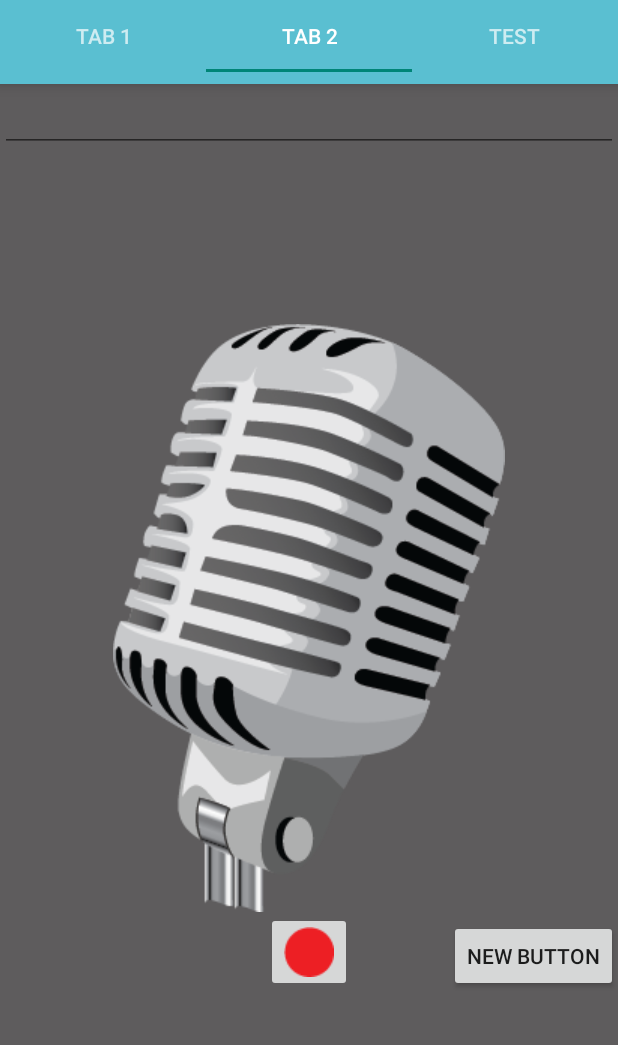
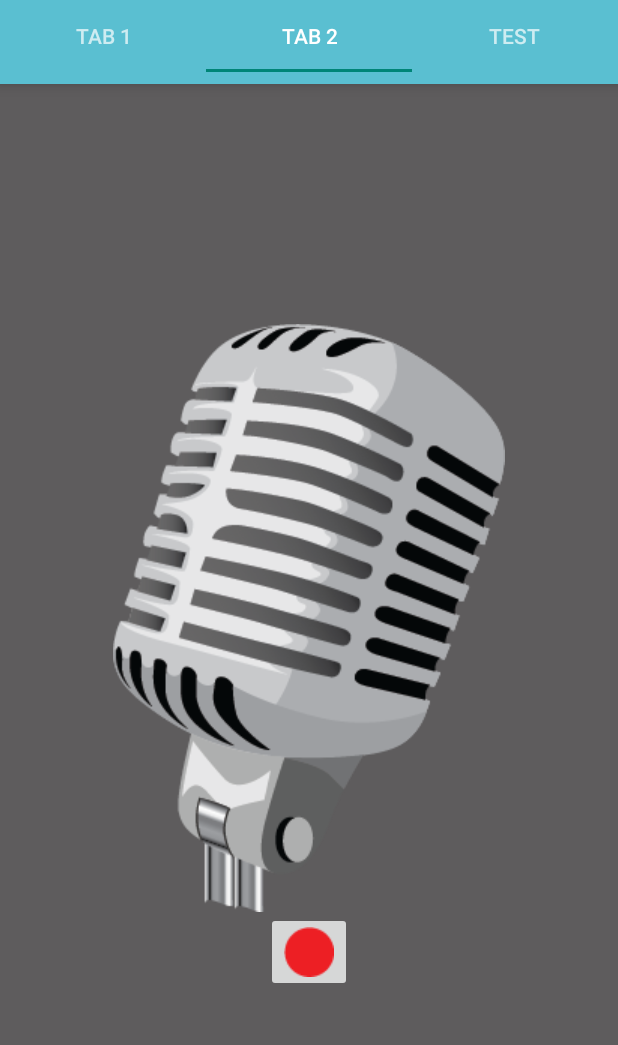
Before and after one commit to Zeeblur/Coursework-MobileAppDev, an Android app: the screen it shows after launch (TabSwitcher), tab 2 chosen, on a phone screen of 412 x 824 dp, the part 84-1129 px from its top. Run offline under Robolectric (Android 15) with nearby library versions, the phone set to English and light mode, and no system bars.

Commit message:
Fixed exception handling. Fixed dialog prompt staying open, renames file if valid and sends broadcast to add to phone's media database.

```diff
--- a/InputAudio/app/src/main/java/com/example/zoeoeh/inputaudio/Recorder.java
+++ b/InputAudio/app/src/main/java/com/example/zoeoeh/inputaudio/Recorder.java
@@ -1,14 +1,19 @@
 package com.example.zoeoeh.inputaudio;
 
+import android.content.ContentResolver;
+import android.content.ContentValues;
 import android.content.DialogInterface;
 import android.content.Intent;
 import android.media.MediaRecorder;
+import android.net.Uri;
 import android.os.Environment;
+import android.provider.MediaStore;
 import android.support.v4.app.Fragment;
 import android.support.v7.app.AlertDialog;
 import android.support.v7.app.AppCompatActivity;
 import android.os.Bundle;
 import android.support.v7.widget.Toolbar;
+import android.util.Log;
 import android.view.LayoutInflater;
 import android.view.Menu;
 import android.view.View;
@@ -19,48 +24,45 @@ import android.widget.ImageButton;
 import android.widget.Toast;
 
 import java.io.File;
+import java.io.IOException;
 import java.util.List;
 
-// import AudioRecord
-//import android.media.AudioRecord;
-
-// extends appCompat to allow for toolbar support
 public class Recorder extends Fragment {
 
-    MediaRecorder recorder;
-    ImageButton recBtn;
-    EditText result;
+    private static final String TAG = "Recorder";
 
-    String recDir = Environment.getExternalStorageDirectory().getAbsolutePath() + "/Android/Test/";
-    String fileExt = ".AAC";
+    private MediaRecorder recorder;
+    private ImageButton recBtn;
 
-    String tempName= "audio_recording";
+    private String recDir = Environment.getExternalStorageDirectory().getAbsolutePath() + "/Android/Test/";
+    private String fileExt = ".AAC";
 
-    String temporaryRecording = recDir + tempName;
-    int tempRecNameCount = 0;
+    private String tempName= "audio_recording";
 
-    File tempFile;
-    /**
-     *
-     File sdcard = Environment.getExternalStorageDirectory();
-     File from = new File(sdcard,"from.txt");
-     File to = new File(sdcard,"to.txt");
-     from.renameTo(to);
-     */
+    private String temporaryRecording = recDir + tempName;
+    private int tempRecNameCount = 0;
+
+    private File tempFile;
+
+    //TODO get count for temporary recording
 
     private void prepareRec()
     {
-
+        //TODO validate temporary file name
+        // instantiate new media recorder and set up sources/formats
         recorder = new MediaRecorder();
         recorder.setAudioSource(MediaRecorder.AudioSource.MIC);
         recorder.setOutputFormat(MediaRecorder.OutputFormat.AAC_ADTS);
         recorder.setAudioEncoder(MediaRecorder.AudioEncoder.AAC);
         recorder.setOutputFile(temporaryRecording);
 
+        // prepare throws two exceptions
         try {
             recorder.prepare();
-        } catch (Exception e) {
-            e.printStackTrace();
+        } catch (IOException e) {
+            Log.e(TAG, "prepare() failed" + e);
+        } catch (IllegalStateException e) {
+            Log.e(TAG, "prepare() called after start() before setOutputFormat()" + e);
         }
     }
 
@@ -77,16 +79,12 @@ public class Recorder extends Fragment {
     }
 
     @Override
-    //protected void onCreate(Bundle savedInstanceState) {
     public View onCreateView(LayoutInflater inflater, ViewGroup container,
                              Bundle savedInstanceState) {
-        //super.onCreate(savedInstanceState);
-        //setContentView(R.layout.activity_main);
+
         View myView = inflater.inflate(R.layout.activity_main, container, false);
 
         final boolean nameSet = false;
-
-        //final EditText nameField = (EditText)myView.findViewById(R.id.editText);
 
         recBtn = (ImageButton) myView.findViewById(R.id.recordBtn);
         recBtn.setOnClickListener(new View.OnClickListener() {
@@ -102,11 +100,13 @@ public class Recorder extends Fragment {
                     tempRecNameCount++;
                     temporaryRecording = recDir + tempName + tempRecNameCount + fileExt;
                     prepareRec();
+
+                    // throws exception if called before prepare()
                     try {
                         recorder.start();
-                    }catch(Exception e)
+                    }catch(IllegalStateException e)
                     {
-                        e.printStackTrace();
+                        Log.e(TAG, "start() failed: " +e);
                     }
 
                     Toast.makeText(getActivity(), "Started", Toast.LENGTH_SHORT).show();
@@ -117,20 +117,38 @@ public class Recorder extends Fragment {
                 }
                 else if (recorder != null)
                 {
-                    // stop btn
+                    // if recorder is not null this button becomes a stop button
+
+                    // stop() can throw two exceptions, if recorder is not initialised
+                    // if stop() is called before start()
                     try {
                         recorder.stop();
+                        Toast.makeText(getActivity(), "Stopped", Toast.LENGTH_SHORT).show();
+                    }
+                    catch (NullPointerException e)
+                    {
+                        Log.e(TAG, "Stop() - recorder is not initialised: " +e);
+                    }
+                    catch (IllegalStateException e)
+                    {
+                        Log.e(TAG, "stop() error: " +e);
+                    }
+
                     recorder.release(); // clear buffer
                     recorder = null;    // delete pointer
 
+                    // show dialog to ask for filename change or delete
+                    showDialog();
 
-                        Toast.makeText(getActivity(), "Stopped", Toast.LENGTH_SHORT).show();
                 }
-                    catch (Exception e)
-                    {
-                        e.printStackTrace();
+            }
+        });
+
+        return myView;
     }
 
+    public void showDialog()
+    {
         // get prompts.xml view
         LayoutInflater li = LayoutInflater.from(getActivity());
         View promptsView = li.inflate(R.layout.prompt_save, null);
@@ -148,142 +166,118 @@ public class Recorder extends Fragment {
         alertDialogBuilder
                 .setCancelable(false) // cannot cancel
 
-                                    // Positive button checks filename
                 .setPositiveButton("Save",
                         new DialogInterface.OnClickListener() {
+                            @Override
                             public void onClick(DialogInterface dialog, int id) {
-                                            // get user input and set it to result
-                                            // edit text
-                                            result.setText(userInput.getText());
+                                // Positive button checks filename
+                                // Overriden below
                             }
                         })
 
-                                    // Negative button deletes file and closes dialog
                 .setNegativeButton("Delete",
                         new DialogInterface.OnClickListener() {
                             public void onClick(DialogInterface dialog, int id) {
+                                // Negative button deletes file and closes dialog
+                                // overriden handler after dialog is shown
+                            }
+                        });
+
+        // create alert dialog
+        final AlertDialog alertDialog = alertDialogBuilder.create();
+
+        // show it
+        alertDialog.show();
+
+        //Override button handlers after show to stop from closing if title entered is invalid
+        alertDialog.getButton(AlertDialog.BUTTON_POSITIVE).setOnClickListener(new View.OnClickListener() {
+            @Override
+            public void onClick(View v)
+            {
+                // get user input and set it to result
+                // edit text
+                //TODO validate input and rename file
+                //TODO set database values and update
+                boolean valid = validateInputFileName(userInput.getText().toString());
+
+                if (valid)
+                {
+                    alertDialog.dismiss();
+                    insertFileIntoDatabase(userInput.getText().toString());
+                }
+            }
+        });
+
+        alertDialog.getButton(AlertDialog.BUTTON_NEGATIVE).setOnClickListener(new View.OnClickListener() {
+            @Override
+            public void onClick(View v) {
                 // close dialog
-                                            dialog.cancel();
+                alertDialog.cancel();
 
                 // delete file
                 boolean deleted = tempFile.delete();
             }
         });
-
-                    // create alert dialog
-                    AlertDialog alertDialog = alertDialogBuilder.create();
-
-                    // show it
-                    alertDialog.show();
+    }
 
 
+    public void insertFileIntoDatabase(String fileName)
+    {
+        // TODO database broadcast
+        File mySound = new File(recDir, fileName + fileExt);
+
+        // rename file
+        boolean rename = tempFile.renameTo(mySound);
+
+
+        // add recording to media database
+
+
+        ContentValues values = new ContentValues(4);
+        long current = System.currentTimeMillis();
+        values.put(MediaStore.Audio.Media.TITLE, fileName);
+        values.put(MediaStore.Audio.Media.DATE_ADDED, (int) (current / 1000));
+        values.put(MediaStore.Audio.Media.MIME_TYPE, "audio/AAC");
+        values.put(MediaStore.Audio.Media.DATA, mySound.getAbsolutePath());
+        ContentResolver contentResolver = getContext().getContentResolver();
+
+        Uri base = MediaStore.Audio.Media.EXTERNAL_CONTENT_URI;
+        Uri newUri = contentResolver.insert(base, values);
+
+        getContext().sendBroadcast(new Intent(Intent.ACTION_MEDIA_SCANNER_SCAN_FILE, newUri));
+        Toast.makeText(getContext(), "Added File " + newUri, Toast.LENGTH_LONG).show();
+
+        //TODO refresh pages!!??!?!!
+        //TODO add description and fix all showing
     }
-            }
-        });
 
-        // components from main.xml
-        Button button = (Button) myView.findViewById(R.id.buttonPrompt);
-        result = (EditText) myView.findViewById(R.id.editTextResult);
-
-        // add button listener
-        button.setOnClickListener(new View.OnClickListener() {
-
-            @Override
-            public void onClick(View arg0) {
-
-                // get prompts.xml view
-                LayoutInflater li = LayoutInflater.from(getActivity());
-                View promptsView = li.inflate(R.layout.prompt_save, null);
-
-                AlertDialog.Builder alertDialogBuilder = new AlertDialog.Builder(
-                        getActivity());
-
-                // set prompts.xml to alertdialog builder
-                alertDialogBuilder.setView(promptsView);
-
-                final EditText userInput = (EditText) promptsView
-                        .findViewById(R.id.editTextDialogUserInput);
-
-                // set dialog message
-                alertDialogBuilder
-                        .setCancelable(false) // cannot cancel
-
-                        // Positive button checks filename
-                        .setPositiveButton("Save",
-                                new DialogInterface.OnClickListener() {
-                                    public void onClick(DialogInterface dialog, int id) {
-                                        // get user input and set it to result
-                                        // edit text
-                                        result.setText(userInput.getText());
-                                    }
-                                })
-
-                        // Negative button deletes file and closes dialog
-                        .setNegativeButton("Delete",
-                                new DialogInterface.OnClickListener() {
-                                    public void onClick(DialogInterface dialog, int id) {
-                                        // close dialog
-                                        dialog.cancel();
-
-                                        // delete file
-                                        boolean deleted = tempFile.delete();
-                                    }
-                                });
-
-                // create alert dialog
-                AlertDialog alertDialog = alertDialogBuilder.create();
-
-                // show it
-                alertDialog.show();
-
-            }
-        });
-
-        return myView;
-    }
 
     public boolean validateInputFileName(String input)
     {
+        // TODO check for blank strings!!
+
         // check if existing file
         File file = new File(recDir + input + fileExt);
         if(file.exists())
         {
+            // filename must be unique therefore return false
+            Toast.makeText(getActivity(), "Filename is already in use.", Toast.LENGTH_SHORT).show(); // show toast
             return false;
+        }
+
+        // iterate through chars check if letter or digit, if any is not return false.
+        for (int i = 0; i < input.length(); ++i)
+        {
+            char x = input.charAt(i);
+            if (!Character.isLetterOrDigit(x))  // if not digit or letter valid = false break
+            {
+                Toast.makeText(getActivity(), "Filename is not valid: letters and numbers only.", Toast.LENGTH_SHORT).show(); // show toast
+                return false;
+            }
         }
 
         return true;
 
     }
 
-    /*
-        Button checkBtn = (Button)myView.findViewById(R.id.checkBtn);
-        checkBtn.setOnClickListener(new View.OnClickListener() {
-            @Override
-            public void onClick(View v)
-            {
-                // check text field
-                String text = nameField.getText().toString();
-                boolean valid = true;
-
-                for (int i = 0; i < text.length(); ++i)
-                {
-                    char x = text.charAt(i);
-                    if (!Character.isLetterOrDigit(x))  // if not digit or letter valid = false break
-                    {
-                        valid = false;
-                        Toast.makeText(getActivity(), "Filename is not valid", Toast.LENGTH_SHORT).show(); // show toast
-                        break;
 }
-                }
-
-                if (valid)
-                {
-                    myRecName += text + ".3gp";
-                    prepareRec();
-                }
-            }
-        });
-
- */
-
-}
--- a/InputAudio/app/src/main/res/layout/activity_main.xml
+++ b/InputAudio/app/src/main/res/layout/activity_main.xml
@@ -23,18 +23,4 @@
         android:layout_below="@+id/micImage"
         android:layout_centerHorizontal="true" />
 
-    <Button
-        android:layout_width="wrap_content"
-        android:layout_height="wrap_content"
-        android:text="New Button"
-        android:id="@+id/buttonPrompt"
-        android:layout_alignBottom="@+id/recordBtn"
-        android:layout_alignParentRight="true"
-        android:layout_alignParentEnd="true" />
-
-    <EditText
-        android:id="@+id/editTextResult"
-        android:layout_width="match_parent"
-        android:layout_height="wrap_content" />
-
 </RelativeLayout>
```
Lines whose indentation alone changed are shown as unchanged.
